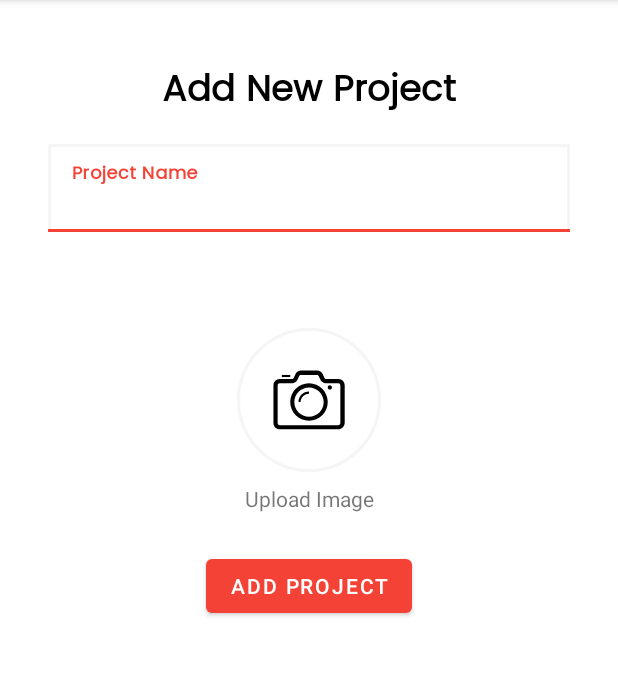
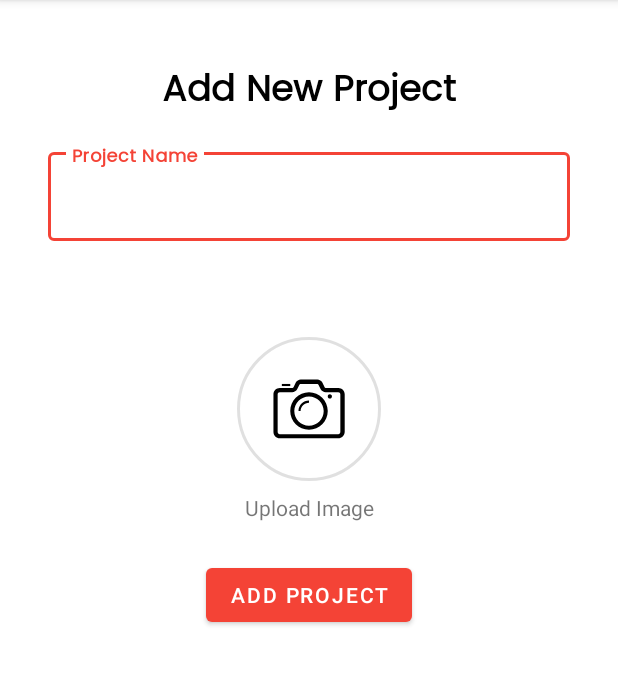
Before and after one commit to mahdiabderraouf/backlog-mobile-app, an Android app: the screen it shows after launch (AddProjectActivity), on a phone screen of 412 x 824 dp, the part 84-769 px from its top. Run offline under Robolectric (Android 15) with nearby library versions, the phone set to English and light mode, and no system bars; our stand-ins replace Firebase (no records; nobody signed in at launch, a user with empty details on screens opened directly).

Commit message:
Update_Input

```diff
--- a/app/src/main/res/layout/activity_add_project.xml
+++ b/app/src/main/res/layout/activity_add_project.xml
@@ -26,6 +26,7 @@
 
     <com.google.android.material.textfield.TextInputLayout
         android:id="@+id/textInputLayout"
+        style="@style/Widget.MaterialComponents.TextInputLayout.OutlinedBox"
         android:layout_width="match_parent"
         android:layout_height="wrap_content"
         android:layout_marginStart="24dp"
@@ -33,13 +34,13 @@
         android:layout_marginEnd="24dp"
         app:layout_constraintEnd_toEndOf="parent"
         app:layout_constraintStart_toStartOf="parent"
-        app:layout_constraintTop_toBottomOf="@+id/textView4">
+        app:layout_constraintTop_toBottomOf="@+id/textView4"
+        app:passwordToggleTint="#FFFFFF">
 
         <com.google.android.material.textfield.TextInputEditText
             android:id="@+id/titleArticle"
             android:layout_width="match_parent"
             android:layout_height="wrap_content"
-            android:background="@drawable/border"
             android:fontFamily="@font/poppins"
             android:hint="@string/Project_name"
             android:textColorHint="#E62323"
--- a/app/src/main/res/values/colors.xml
+++ b/app/src/main/res/values/colors.xml
@@ -7,7 +7,7 @@
     <color name="teal_700">#FF018786</color>
     <color name="black">#FF000000</color>
     <color name="white">#FFFFFFFF</color>
-    <color name="light_gray">#F5F5F5</color>
+    <color name="light_gray">#1F000000</color>
     <color name="pomegranate">#F44336</color>
     <color name="pomegranate_variant">#988980</color>
     <color name="red">#FF0000</color>
```
